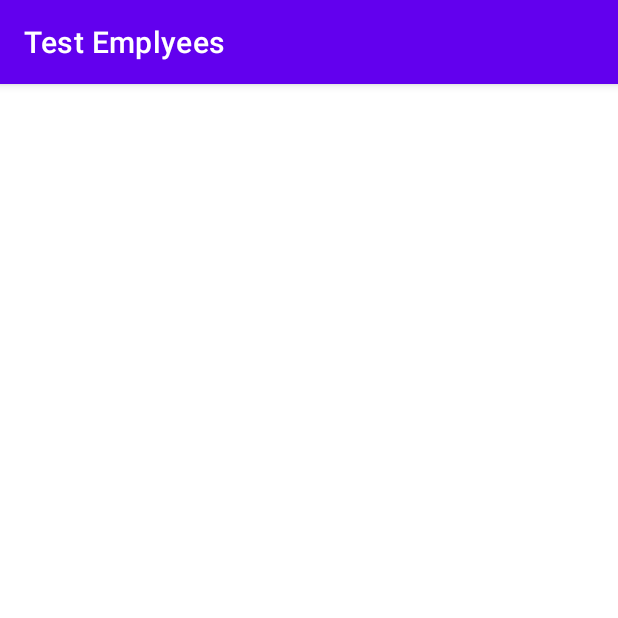
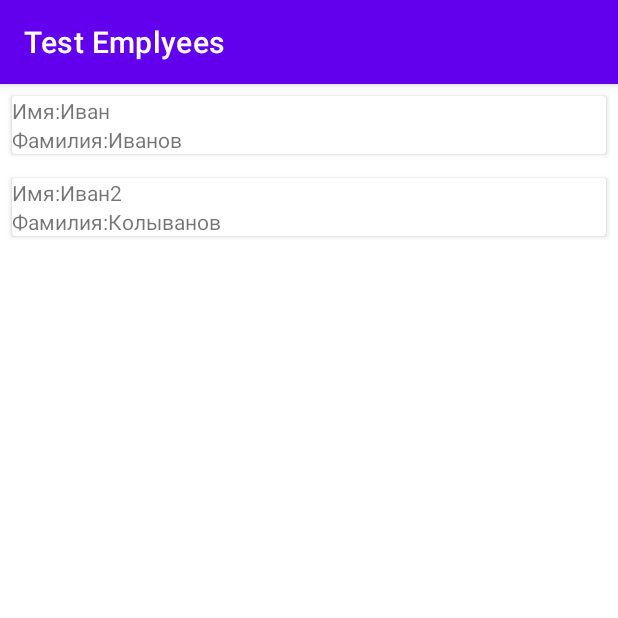
Before and after one commit to EliseyEkhlakov/adTestEmplyees, an Android app: the screen it shows after launch (MainActivity), on a phone screen of 412 x 824 dp, the top half of it. Run offline under Robolectric (Android 15) with nearby library versions, the phone set to English and light mode, and no system bars.

Commit message:
+first success run

```diff
--- /dev/null
+++ b/app/src/main/java/adapter/EmployeeAdapter.java
@@ -0,0 +1,61 @@
+package adapter;
+
+import android.view.LayoutInflater;
+import android.view.View;
+import android.view.ViewGroup;
+import android.widget.TextView;
+
+import androidx.annotation.NonNull;
+import androidx.recyclerview.widget.RecyclerView;
+
+import com.adOrly.testemplyees.R;
+
+import java.util.List;
+
+import pojo.Employee;
+
+public class EmployeeAdapter extends RecyclerView.Adapter<EmployeeAdapter.EmployeeViewHolder> {
+
+    private List<Employee> employees;
+
+    public List<Employee> getEmployees() {
+        return employees;
+    }
+
+    public void setEmployees(List<Employee> employees) {
+        this.employees = employees;
+        notifyDataSetChanged();
+    }
+
+    @NonNull
+    @Override
+    public EmployeeViewHolder onCreateViewHolder(@NonNull ViewGroup viewGroup, int viewType) {
+        View view = LayoutInflater.from(viewGroup.getContext()).inflate(R.layout.emplyee_item, viewGroup, false);
+        return new EmployeeViewHolder(view);
+    }
+
+    @Override
+    public void onBindViewHolder(@NonNull EmployeeViewHolder holder, int position) {
+        Employee employee = employees.get(position);
+        holder.textViewName.setText(employee.getName());
+        holder.textViewLastName.setText(employee.getlName());
+    }
+
+    @Override
+    public int getItemCount() {
+        return employees.size();
+    }
+
+    class EmployeeViewHolder extends RecyclerView.ViewHolder {
+
+        private TextView textViewName;
+        private TextView textViewLastName;
+
+        public EmployeeViewHolder(@NonNull View itemView) {
+            super(itemView);
+            textViewName = itemView.findViewById(R.id.textViewName);
+            textViewLastName = itemView.findViewById(R.id.textViewLastName);
+
+        }
+    }
+}
--- a/app/src/main/java/com/adOrly/testemplyees/MainActivity.java
+++ b/app/src/main/java/com/adOrly/testemplyees/MainActivity.java
@@ -1,14 +1,39 @@
 package com.adOrly.testemplyees;
 
 import androidx.appcompat.app.AppCompatActivity;
+import androidx.recyclerview.widget.LinearLayoutManager;
+import androidx.recyclerview.widget.RecyclerView;
 
 import android.os.Bundle;
 
+import java.util.ArrayList;
+import java.util.List;
+
+import adapter.EmployeeAdapter;
+import pojo.Employee;
+
 public class MainActivity extends AppCompatActivity {
+
+    private RecyclerView recyclerViewEmplyees;
+    private EmployeeAdapter adapter;
 
     @Override
     protected void onCreate(Bundle savedInstanceState) {
         super.onCreate(savedInstanceState);
         setContentView(R.layout.activity_main);
+        recyclerViewEmplyees = findViewById(R.id.recyclerViewEmployees);
+        adapter = new EmployeeAdapter();
+        recyclerViewEmplyees.setLayoutManager(new LinearLayoutManager(this));
+        recyclerViewEmplyees.setAdapter(adapter);
+        List<Employee> employees = new ArrayList<>();
+        Employee employee1 = new Employee();
+        Employee employee2 = new Employee();
+        employee1.setName("Иван");
+        employee2.setName("Иван2");
+        employee1.setlName("Иванов");
+        employee2.setlName("Колыванов");
+        employees.add(employee1);
+        employees.add(employee2);
+        adapter.setEmployees(employees);
     }
 }
--- a/app/src/main/res/layout/activity_main.xml
+++ b/app/src/main/res/layout/activity_main.xml
@@ -8,7 +8,7 @@
 
 
     <androidx.recyclerview.widget.RecyclerView
-        android:id="@+id/recyclerViewEmplyees"
+        android:id="@+id/recyclerViewEmployees"
         android:layout_width="0dp"
         android:layout_height="0dp"
         app:layout_constraintBottom_toBottomOf="parent"
```
